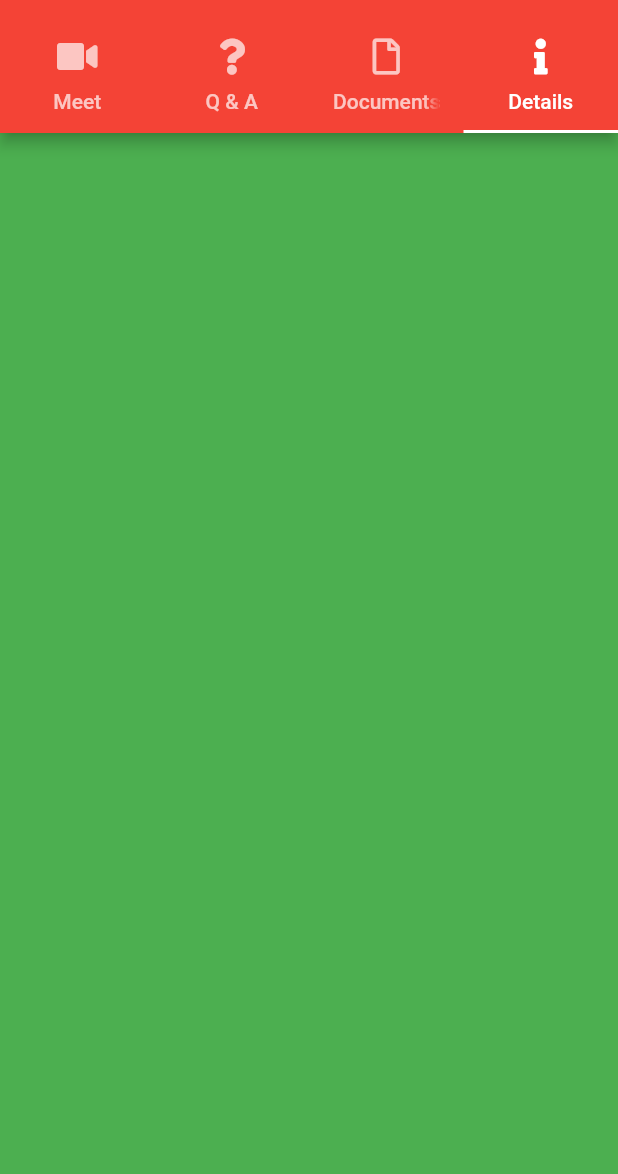
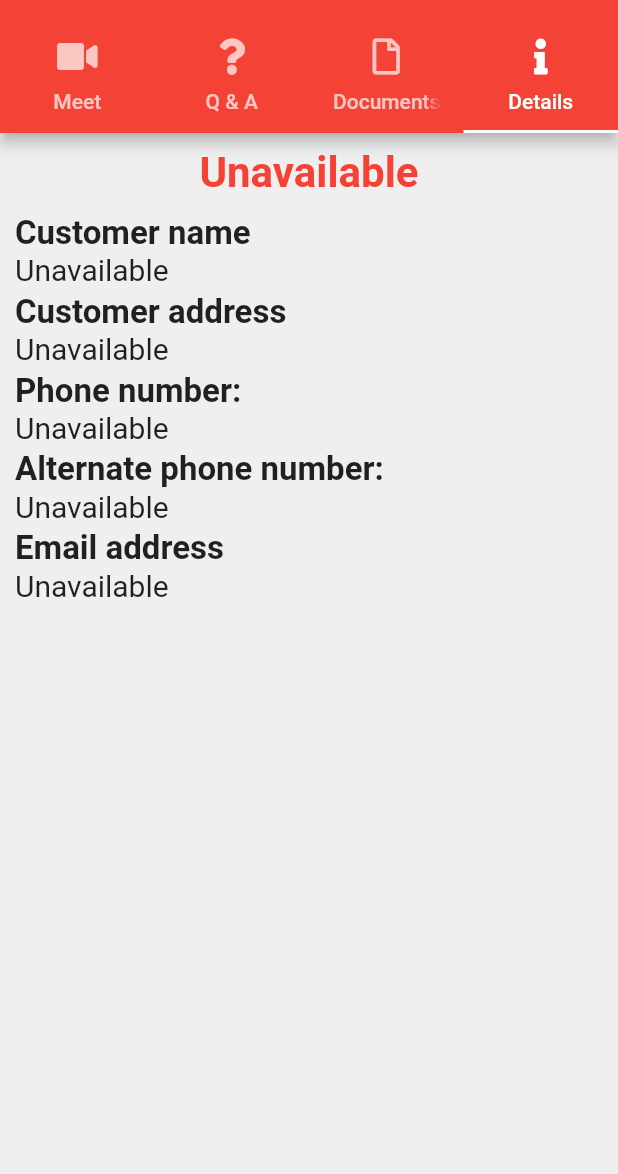
Before and after one commit to ForgottenLight4415/omeet_ots, a Flutter app: the MeetingMainPage screen opened directly with empty values, tab 4 chosen, on a phone screen of 412 x 824 dp, the part 62-1236 px from its top. Run offline on Flutter 3.47's test engine with Material 2 defaults, Android fonts, the light colour scheme and no system bars; our stand-ins replace bloc, camera, flutter_bloc, flutter_screenutil, flutter_svg, font_awesome_flutter and 3 more; missing offline and left inert: ed_screen_recorder, flutter_sound_lite, jitsi_meet, simple_connection_checker, syncfusion_flutter_pdfviewer; accounts and stored records are empty; network calls fail.

Commit message:
Added new app icon and meeting details page

```diff
--- a/lib/utilities/app_constants.dart
+++ b/lib/utilities/app_constants.dart
@@ -64,9 +64,12 @@ class AppStrings {
   static const String primary = "Primary";
   static const String secondary = "Secondary";
   static const String voiceCall = "Voice call";
+  static const String receiveCall = "You'll receive a call soon.";
+
+  // DETAILS
   static const String customerName = "Customer name";
   static const String customerAddress = "Customer address";
   static const String phoneNumber = "Phone number: ";
   static const String phoneNumberAlt = "Alternate phone number: ";
-  static const String receiveCall = "You'll receive a call soon.";
+  static const String emailAddress = "Email address";
 }
--- a/lib/views/meet_pages/details_section.dart
+++ b/lib/views/meet_pages/details_section.dart
@@ -1,7 +1,13 @@
 import 'package:flutter/material.dart';
+import 'package:flutter_screenutil/flutter_screenutil.dart';
+
+import '../../data/models/claim.dart';
+import '../../utilities/app_constants.dart';
+import '../../widgets/card_detail_text.dart';
 
 class MeetDetails extends StatefulWidget {
-  const MeetDetails({Key? key}) : super(key: key);
+  final Claim claim;
+  const MeetDetails({Key? key, required this.claim}) : super(key: key);
 
   @override
   State<MeetDetails> createState() => _MeetDetailsState();
@@ -17,6 +23,67 @@ class _MeetDetailsState extends State<MeetDetails> with AutomaticKeepAliveClient
   @override
   Widget build(BuildContext context) {
     super.build(context);
-    return Container(color: Colors.green);
+    return Padding(
+      padding: const EdgeInsets.all(10.0),
+      child: Column(
+        crossAxisAlignment: CrossAxisAlignment.start,
+        children: <Widget>[
+          Align(
+            alignment: Alignment.center,
+            child: Text(
+              widget.claim.claimNumber,
+              softWrap: true,
+              maxLines: 2,
+              overflow: TextOverflow.fade,
+              textAlign: TextAlign.center,
+              style: Theme.of(context).textTheme.headline3!.copyWith(
+                fontWeight: FontWeight.w700,
+                color: Theme.of(context).primaryColor,
+                overflow: TextOverflow.fade,
+              ),
+            ),
+          ),
+          SizedBox(height: 10.h),
+          Column(
+            crossAxisAlignment: CrossAxisAlignment.start,
+            children: <Widget>[
+              CardDetailText(
+                title: AppStrings.customerName,
+                content: widget.claim.insuredName,
+              ),
+              CardDetailText(
+                title: AppStrings.customerAddress,
+                content: _createAddress(
+                  widget.claim.insuredCity,
+                  widget.claim.insuredState,
+                ),
+              ),
+              CardDetailText(
+                title: AppStrings.phoneNumber,
+                content: widget.claim.insuredContactNumber,
+              ),
+              CardDetailText(
+                title: AppStrings.phoneNumberAlt,
+                content:
+                widget.claim.insuredAltContactNumber != AppStrings.blank
+                    ? widget.claim.insuredAltContactNumber
+                    : AppStrings.unavailable,
+              ),
+              CardDetailText(
+                title: AppStrings.emailAddress,
+                content: widget.claim.email
+              ),
+            ],
+          ),
+        ],
+      ),
+    );
+  }
+
+  String _createAddress(String city, String state) {
+    if (city == AppStrings.unavailable || state == AppStrings.unavailable) {
+      return AppStrings.unavailable;
+    }
+    return "$city, $state";
   }
 }
--- a/lib/views/meet_pages/documents_section.dart
+++ b/lib/views/meet_pages/documents_section.dart
@@ -54,7 +54,9 @@ class _DocumentsViewState extends State<DocumentsView>
               },
             );
           } else {
-              return const LoadingWidget(label: "Fetching documents",);
+            return const LoadingWidget(
+              label: "Fetching documents",
+            );
           }
         },
       ),
--- a/lib/views/meet_pages/meet_main.dart
+++ b/lib/views/meet_pages/meet_main.dart
@@ -40,7 +40,7 @@ class _MeetingMainPageState extends State<MeetingMainPage> {
             VideoMeetPage(claim: widget.claim),
             QuestionsPage(claimNumber: widget.claim.claimNumber),
             DocumentsView(claimNumber: widget.claim.claimNumber),
-            const MeetDetails()
+            MeetDetails(claim: widget.claim),
           ],
         ),
       ),
--- a/lib/views/recorder_pages/audio_record.dart
+++ b/lib/views/recorder_pages/audio_record.dart
@@ -6,6 +6,7 @@ import 'package:location/location.dart';
 import 'package:rc_clone/data/models/claim.dart';
 import 'package:flutter_screenutil/flutter_screenutil.dart';
 import 'package:rc_clone/utilities/sound_recorder.dart';
+import 'package:rc_clone/widgets/buttons.dart';
 
 class AudioRecordArguments {
   final Claim claim;
@@ -66,6 +67,7 @@ class _AudioRecordPageState extends State<AudioRecordPage> {
   Widget build(BuildContext context) {
     return Scaffold(
       appBar: AppBar(
+        leading: const AppBackButton(),
         title: const Text("Record audio"),
       ),
       body: Padding(
--- a/lib/views/recorder_pages/image_capture.dart
+++ b/lib/views/recorder_pages/image_capture.dart
@@ -8,6 +8,7 @@ import 'package:location/location.dart';
 import 'package:rc_clone/utilities/camera_utility.dart';
 
 import '../../data/repositories/data_upload_repo.dart';
+import '../../widgets/buttons.dart';
 
 class CaptureImagePage extends StatefulWidget {
   final CameraCaptureArguments arguments;
@@ -102,6 +103,7 @@ class _CaptureImagePageState extends State<CaptureImagePage>
   Widget build(BuildContext context) {
     return Scaffold(
       appBar: AppBar(
+        leading: const AppBackButton(),
         title: const Text('Capture image'),
       ),
       body: Column(
--- a/lib/views/recorder_pages/video_record.dart
+++ b/lib/views/recorder_pages/video_record.dart
@@ -8,6 +8,7 @@ import 'package:location/location.dart';
 
 import '../../data/repositories/data_upload_repo.dart';
 import '../../utilities/camera_utility.dart';
+import '../../widgets/buttons.dart';
 
 class VideoRecordPage extends StatefulWidget {
   final CameraCaptureArguments arguments;
@@ -103,6 +104,7 @@ class _VideoRecordPageState extends State<VideoRecordPage>
   Widget build(BuildContext context) {
     return Scaffold(
       appBar: AppBar(
+        leading: const AppBackButton(),
         title: const Text('Record video'),
       ),
       body: Column(
```
Also changed, not shown: 6 other files. Lines whose indentation alone changed are shown as unchanged.
